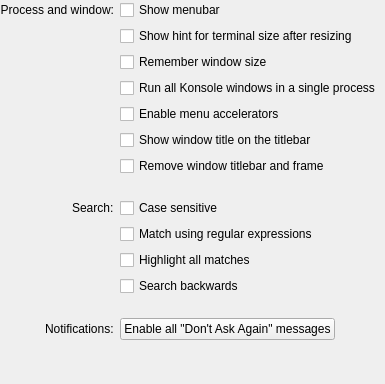
centic9/konsole-ppa, file src/settings/GeneralSettings.ui: the form before one commit.
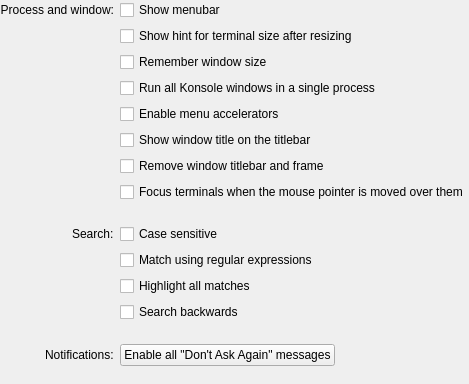
The form after the commit.

What changed in the file:
```diff
--- a/src/settings/GeneralSettings.ui
+++ b/src/settings/GeneralSettings.ui
@@ -49,7 +49,7 @@
      <property name="spacing">
       <number>6</number>
      </property>
-     <item row="11" column="1">
+     <item row="12" column="1">
       <widget class="QCheckBox" name="kcfg_SearchReverseSearch">
        <property name="sizePolicy">
         <sizepolicy hsizetype="Preferred" vsizetype="Fixed">
@@ -78,7 +78,7 @@
        </property>
       </widget>
      </item>
-     <item row="8" column="1">
+     <item row="9" column="1">
       <widget class="QCheckBox" name="kcfg_SearchCaseSensitive">
        <property name="sizePolicy">
         <sizepolicy hsizetype="Preferred" vsizetype="Fixed">
@@ -159,7 +159,14 @@
        </property>
       </widget>
      </item>
-     <item row="10" column="1">
+     <item row="7" column="1">
+      <widget class="QCheckBox" name="kcfg_FocusFollowsMouse">
+       <property name="text">
+        <string>Focus terminals when the mouse pointer is moved over them</string>
+       </property>
+      </widget>
+     </item>
+     <item row="11" column="1">
       <widget class="QCheckBox" name="kcfg_SearchHighlightMatches">
        <property name="sizePolicy">
         <sizepolicy hsizetype="Preferred" vsizetype="Fixed">
@@ -185,21 +192,21 @@
        </property>
       </widget>
      </item>
-     <item row="13" column="0" alignment="Qt::AlignRight">
+     <item row="14" column="0" alignment="Qt::AlignRight">
       <widget class="QLabel" name="label_3">
        <property name="text">
         <string>Notifications:</string>
        </property>
       </widget>
      </item>
-     <item row="8" column="0" alignment="Qt::AlignRight">
+     <item row="9" column="0" alignment="Qt::AlignRight">
       <widget class="QLabel" name="label_2">
        <property name="text">
         <string comment="@item:intext Search options">Search:</string>
        </property>
       </widget>
      </item>
-     <item row="7" column="1">
+     <item row="8" column="1">
       <spacer>
        <property name="orientation">
         <enum>Qt::Vertical</enum>
@@ -215,7 +222,7 @@
        </property>
       </spacer>
      </item>
-     <item row="13" column="1">
+     <item row="14" column="1">
       <layout class="QHBoxLayout" stretch="0,1">
        <property name="spacing">
         <number>0</number>
@@ -261,7 +268,7 @@
        </property>
       </widget>
      </item>
-     <item row="9" column="1">
+     <item row="10" column="1">
       <widget class="QCheckBox" name="kcfg_SearchRegExpression">
        <property name="sizePolicy">
         <sizepolicy hsizetype="Preferred" vsizetype="Fixed">
@@ -274,7 +281,7 @@
        </property>
       </widget>
      </item>
-     <item row="12" column="1">
+     <item row="13" column="1">
       <spacer>
        <property name="orientation">
         <enum>Qt::Vertical</enum>
```
